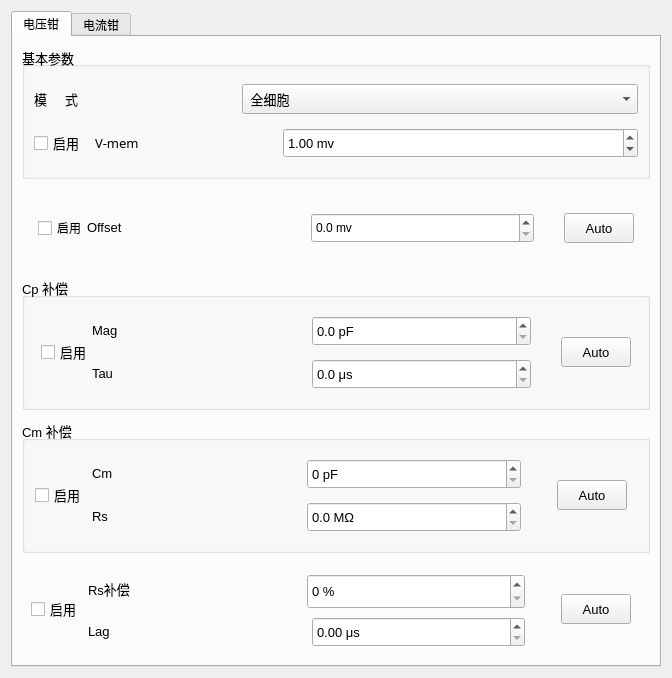
The window that src/ControlStiParamPlugin/ControlStiParam/CClampTabWidget.ui (IPX-192/controlStiParam) describes before a commit, drawn with Qt 5.
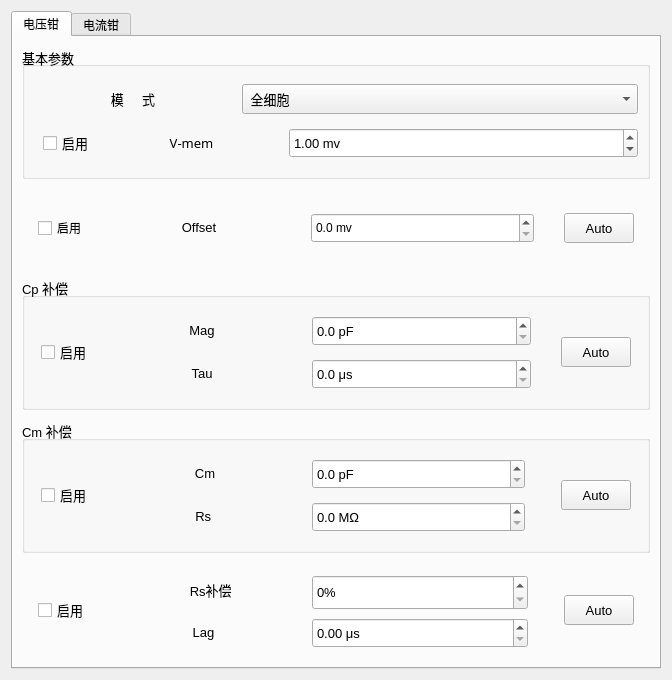
The same window after the commit.

Diff of the .ui file:
```diff
--- a/src/ControlStiParamPlugin/ControlStiParam/CClampTabWidget.ui
+++ b/src/ControlStiParamPlugin/ControlStiParam/CClampTabWidget.ui
@@ -7,7 +7,7 @@
     <x>0</x>
     <y>0</y>
     <width>672</width>
-    <height>678</height>
+    <height>680</height>
    </rect>
   </property>
   <property name="sizePolicy">
@@ -95,7 +95,7 @@
               </property>
               <property name="minimumSize">
                <size>
-                <width>80</width>
+                <width>100</width>
                 <height>0</height>
                </size>
               </property>
@@ -108,7 +108,7 @@
                <string>模     式</string>
               </property>
               <property name="alignment">
-               <set>Qt::AlignLeading|Qt::AlignLeft|Qt::AlignVCenter</set>
+               <set>Qt::AlignCenter</set>
               </property>
              </widget>
             </item>
@@ -152,6 +152,9 @@
             <property name="spacing">
              <number>10</number>
             </property>
+            <property name="leftMargin">
+             <number>9</number>
+            </property>
             <item>
              <widget class="QCheckBox" name="checkBox_9">
               <property name="text">
@@ -169,7 +172,7 @@
               </property>
               <property name="minimumSize">
                <size>
-                <width>80</width>
+                <width>100</width>
                 <height>0</height>
                </size>
               </property>
@@ -183,7 +186,7 @@
                <string>V-mem</string>
               </property>
               <property name="alignment">
-               <set>Qt::AlignLeading|Qt::AlignLeft|Qt::AlignVCenter</set>
+               <set>Qt::AlignCenter</set>
               </property>
              </widget>
             </item>
@@ -299,7 +302,7 @@
                  <string>Offset</string>
                 </property>
                 <property name="alignment">
-                 <set>Qt::AlignLeading|Qt::AlignLeft|Qt::AlignVCenter</set>
+                 <set>Qt::AlignCenter</set>
                 </property>
                </widget>
               </item>
@@ -464,7 +467,7 @@
                    <string>Mag</string>
                   </property>
                   <property name="alignment">
-                   <set>Qt::AlignLeading|Qt::AlignLeft|Qt::AlignVCenter</set>
+                   <set>Qt::AlignCenter</set>
                   </property>
                  </widget>
                 </item>
@@ -527,7 +530,7 @@
                    <string>Tau</string>
                   </property>
                   <property name="alignment">
-                   <set>Qt::AlignLeading|Qt::AlignLeft|Qt::AlignVCenter</set>
+                   <set>Qt::AlignCenter</set>
                   </property>
                  </widget>
                 </item>
@@ -626,13 +629,13 @@
          </property>
          <layout class="QHBoxLayout" name="horizontalLayout_21">
           <property name="leftMargin">
-           <number>10</number>
+           <number>16</number>
           </property>
           <property name="topMargin">
            <number>10</number>
           </property>
           <property name="rightMargin">
-           <number>10</number>
+           <number>16</number>
           </property>
           <property name="bottomMargin">
            <number>10</number>
@@ -647,7 +650,7 @@
           <item>
            <layout class="QHBoxLayout" name="horizontalLayout_18">
             <property name="rightMargin">
-             <number>10</number>
+             <number>0</number>
             </property>
             <item>
              <layout class="QVBoxLayout" name="verticalLayout_2">
@@ -680,12 +683,12 @@
                    <string>Cm</string>
                   </property>
                   <property name="alignment">
-                   <set>Qt::AlignLeading|Qt::AlignLeft|Qt::AlignVCenter</set>
+                   <set>Qt::AlignCenter</set>
                   </property>
                  </widget>
                 </item>
                 <item>
-                 <widget class="QSpinBox" name="cmSpinBox">
+                 <widget class="QDoubleSpinBox" name="cmDoubleSpinBox">
                   <property name="sizePolicy">
                    <sizepolicy hsizetype="Expanding" vsizetype="Fixed">
                     <horstretch>0</horstretch>
@@ -710,8 +713,8 @@
                   <property name="suffix">
                    <string> pF</string>
                   </property>
-                  <property name="prefix">
-                   <string/>
+                  <property name="decimals">
+                   <number>1</number>
                   </property>
                  </widget>
                 </item>
@@ -740,10 +743,10 @@
                    </size>
                   </property>
                   <property name="text">
-                   <string>Rs     </string>
+                   <string>    Rs     </string>
                   </property>
                   <property name="alignment">
-                   <set>Qt::AlignLeading|Qt::AlignLeft|Qt::AlignVCenter</set>
+                   <set>Qt::AlignCenter</set>
                   </property>
                  </widget>
                 </item>
@@ -835,6 +838,18 @@
           </font>
          </property>
          <layout class="QHBoxLayout" name="horizontalLayout_20">
+          <property name="leftMargin">
+           <number>16</number>
+          </property>
+          <property name="topMargin">
+           <number>10</number>
+          </property>
+          <property name="rightMargin">
+           <number>16</number>
+          </property>
+          <property name="bottomMargin">
+           <number>10</number>
+          </property>
           <item>
            <widget class="QCheckBox" name="checkBox">
             <property name="text">
@@ -845,7 +860,7 @@
           <item>
            <layout class="QHBoxLayout" name="horizontalLayout_10">
             <property name="rightMargin">
-             <number>10</number>
+             <number>0</number>
             </property>
             <item>
              <layout class="QVBoxLayout" name="verticalLayout_6">
@@ -875,15 +890,15 @@
                    </size>
                   </property>
                   <property name="text">
-                   <string>Rs补偿</string>
+                   <string>    Rs补偿</string>
                   </property>
                   <property name="alignment">
-                   <set>Qt::AlignLeading|Qt::AlignLeft|Qt::AlignVCenter</set>
+                   <set>Qt::AlignCenter</set>
                   </property>
                  </widget>
                 </item>
                 <item>
-                 <widget class="QSpinBox" name="currSpinBox">
+                 <widget class="QDoubleSpinBox" name="currSpinBox">
                   <property name="sizePolicy">
                    <sizepolicy hsizetype="Expanding" vsizetype="Fixed">
                     <horstretch>0</horstretch>
@@ -903,10 +918,10 @@
                    </size>
                   </property>
                   <property name="suffix">
-                   <string> %</string>
+                   <string>%</string>
                   </property>
-                  <property name="prefix">
-                   <string/>
+                  <property name="decimals">
+                   <number>0</number>
                   </property>
                  </widget>
                 </item>
@@ -914,6 +929,9 @@
               </item>
               <item>
                <layout class="QHBoxLayout" name="horizontalLayout_11">
+                <property name="spacing">
+                 <number>0</number>
+                </property>
                 <property name="rightMargin">
                  <number>30</number>
                 </property>
@@ -934,6 +952,9 @@
                   <property name="text">
                    <string>Lag</string>
                   </property>
+                  <property name="alignment">
+                   <set>Qt::AlignCenter</set>
+                  </property>
                  </widget>
                 </item>
                 <item>
@@ -946,7 +967,7 @@
                   </property>
                   <property name="minimumSize">
                    <size>
-                    <width>122</width>
+                    <width>126</width>
                     <height>30</height>
                    </size>
                   </property>
```
Left out of the diff: 49 changed lines with no effect on the pictures.
